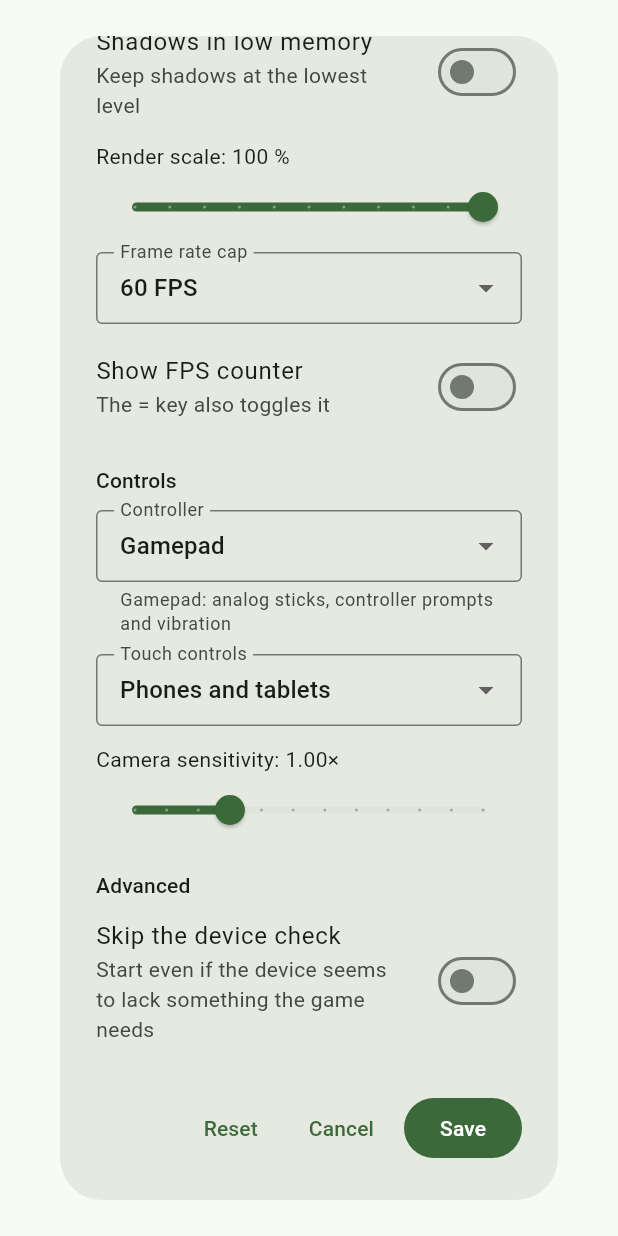
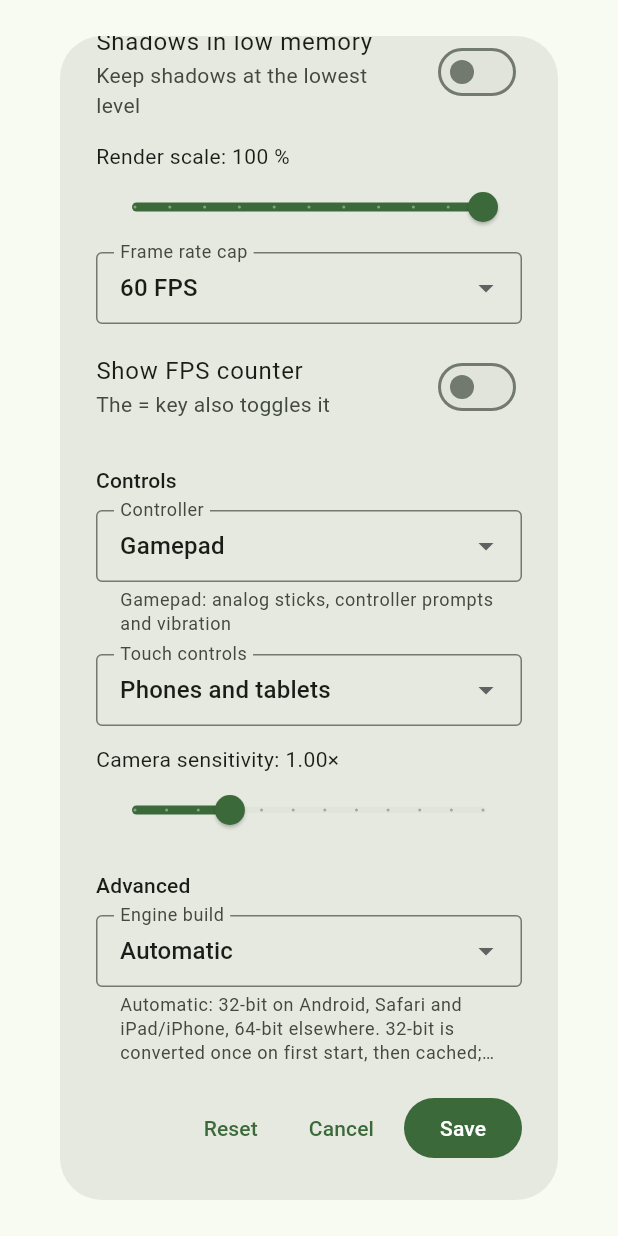
Before and after one commit to dev-gyata/gta-launcher, a Flutter app: the GameOptionsDialog widget shown alone on an empty page, opened directly with empty values, scrolled down 420 dp, on a phone screen of 412 x 824 dp. Run offline on Flutter 3.47's test engine with Material 3 defaults, Android fonts, the phone set to English and light mode, and no system bars; our stand-ins replace hooks, shared_preferences; missing offline and left inert: dart:ffi, file_selector, flutter_inappwebview, window_manager; accounts and stored records are empty.

Commit message:
Choose the engine build in Game options
Automatic (32-bit on Android, Safari and iOS, 64-bit elsewhere), 64-bit
or 32-bit, passed to the game page as ?mem32=. Until now only the URL
option could change it.

Co-Authored-By: Claude Opus 5.5 <noreply@anthropic.com>

```diff
--- a/lib/services/game_options.dart
+++ b/lib/services/game_options.dart
@@ -30,6 +30,14 @@ enum ControllerMode {
   off,
 }
 
+/// Which build of the engine runs: 64-bit WebAssembly memory, or game.wasm lowered to 32-bit memory (converted once in the browser).
+enum EngineBuild {
+  /// 32-bit on Android and where 64-bit WebAssembly is missing (Safari, iOS); 64-bit elsewhere.
+  auto,
+  mem64,
+  mem32,
+}
+
 enum TouchControls {
   /// Phones and tablets only.
   auto,
@@ -52,6 +60,7 @@ class GameOptions {
     this.lookSensitivity = 1.0,
     this.touch = TouchControls.auto,
     this.skipDeviceCheck = false,
+    this.engineBuild = EngineBuild.auto,
   });
 
   final StartMode startMode;
@@ -75,6 +84,7 @@ class GameOptions {
 
   /// Start even when the page finds the device lacks something the game needs.
   final bool skipDeviceCheck;
+  final EngineBuild engineBuild;
 
   static const defaults = GameOptions();
 
@@ -97,6 +107,8 @@ class GameOptions {
     if (touch == TouchControls.on) 'touch': '1',
     if (touch == TouchControls.off) 'touch': '0',
     if (skipDeviceCheck) 'nocheck': '1',
+    if (engineBuild == EngineBuild.mem64) 'mem32': '0',
+    if (engineBuild == EngineBuild.mem32) 'mem32': '1',
   };
 
   /// [url] with these options as its query.
@@ -119,6 +131,7 @@ class GameOptions {
     double? lookSensitivity,
     TouchControls? touch,
     bool? skipDeviceCheck,
+    EngineBuild? engineBuild,
   }) => GameOptions(
     startMode: startMode ?? this.startMode,
     newGame: newGame ?? this.newGame,
@@ -131,6 +144,7 @@ class GameOptions {
     lookSensitivity: lookSensitivity ?? this.lookSensitivity,
     touch: touch ?? this.touch,
     skipDeviceCheck: skipDeviceCheck ?? this.skipDeviceCheck,
+    engineBuild: engineBuild ?? this.engineBuild,
   );
 
   String toJson() => jsonEncode({
@@ -145,6 +159,7 @@ class GameOptions {
     'lookSensitivity': lookSensitivity,
     'touch': touch.name,
     'skipDeviceCheck': skipDeviceCheck,
+    'engineBuild': engineBuild.name,
   });
 
   /// Unknown or missing values fall back to the defaults, so settings saved
@@ -176,6 +191,7 @@ class GameOptions {
       lookSensitivity: number('lookSensitivity', 1.0, 0.25, 3.0),
       touch: pick(TouchControls.values, 'touch', TouchControls.auto),
       skipDeviceCheck: flag('skipDeviceCheck'),
+      engineBuild: pick(EngineBuild.values, 'engineBuild', EngineBuild.auto),
     );
   }
 }
--- a/lib/ui/game_options_dialog.dart
+++ b/lib/ui/game_options_dialog.dart
@@ -167,6 +167,15 @@ class _GameOptionsDialogState extends State<GameOptionsDialog> {
               (v) => _set(o.copyWith(lookSensitivity: v)),
             ),
             _heading('Advanced'),
+            _choice(
+              'Engine build',
+              o.engineBuild,
+              const {EngineBuild.auto: 'Automatic', EngineBuild.mem64: '64-bit', EngineBuild.mem32: '32-bit'},
+              (v) => _set(o.copyWith(engineBuild: v)),
+              help:
+                  'Automatic: 32-bit on Android, Safari and iPad/iPhone, 64-bit elsewhere. 32-bit is converted once on first start, '
+                  'then cached; it ran steadier in testing. Safari and iOS can only run 32-bit.',
+            ),
             _switch(
               'Skip the device check',
               o.skipDeviceCheck,
```
Also changed, not shown: 2 other files.
